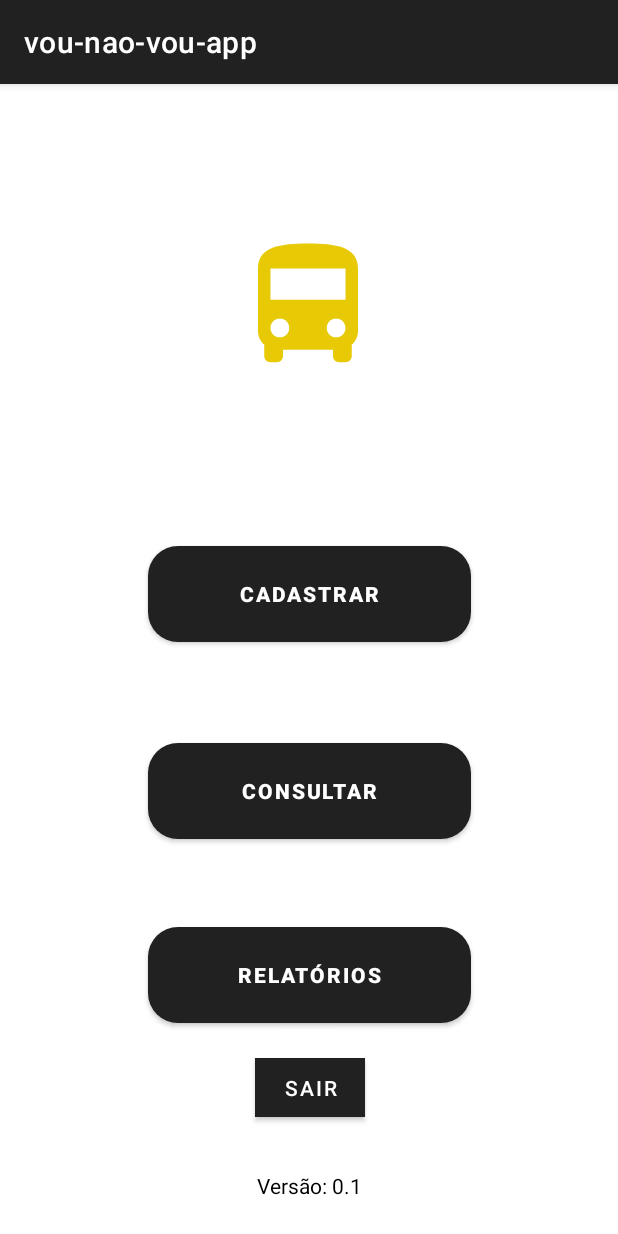
After one commit to pedrohenriqueads/Vou-nao-vou, an Android app: the MainActivity3 screen opened directly, with no data from a screen before it, on a phone screen of 412 x 824 dp. The commit adds this screen. Run offline under Robolectric (Android 15) with nearby library versions, the phone set to English and light mode, and no system bars.

Commit message:
update project java

```diff
--- /dev/null
+++ b/app/src/main/java/com/example/vou_nao_vou_app/MainActivity3.java
@@ -0,0 +1,29 @@
+package com.example.vou_nao_vou_app;
+
+import androidx.appcompat.app.AppCompatActivity;
+
+import android.content.Intent;
+import android.os.Bundle;
+import android.view.View;
+import android.widget.Button;
+
+public class MainActivity3 extends AppCompatActivity {
+
+    private Button botao;
+
+    @Override
+    protected void onCreate(Bundle savedInstanceState) {
+        super.onCreate(savedInstanceState);
+        setContentView(R.layout.activity_main3);
+
+        botao = findViewById(R.id.button_cadastrar);
+
+        botao.setOnClickListener(new View.OnClickListener() {
+            @Override
+            public void onClick(View view) {
+                Intent intent = new Intent(MainActivity3.this,MainActivity4.class);
+                startActivity(intent);
+            }
+        });
+    }
+}
--- a/app/src/main/res/layout/activity_main_tela_home.xml
+++ b/app/src/main/res/layout/activity_main3.xml
@@ -5,7 +5,7 @@
     android:layout_width="match_parent"
     android:layout_height="match_parent"
     android:padding="24dp"
-    tools:context=".MainActivityTelaHome">
+    tools:context=".MainActivity3">
 
     <ImageView
         android:id="@+id/img_logo"
@@ -21,7 +21,7 @@
         app:srcCompat="@drawable/ic_logo_amarela" />
 
     <Button
-        android:id="@+id/button"
+        android:id="@+id/button_cadastrar"
         android:layout_width="215dp"
         android:layout_height="64dp"
         android:layout_marginBottom="20dp"
@@ -79,8 +79,18 @@
         app:layout_constraintLeft_toLeftOf="parent"
         app:layout_constraintRight_toRightOf="parent" />
 
-
-
+    <Button
+        android:id="@+id/button4"
+        android:layout_width="73dp"
+        android:layout_height="39dp"
+        android:background="#FF0000"
+        android:text="Sair"
+        app:layout_constraintBottom_toBottomOf="parent"
+        app:layout_constraintEnd_toEndOf="parent"
+        app:layout_constraintHorizontal_bias="0.502"
+        app:layout_constraintStart_toStartOf="parent"
+        app:layout_constraintTop_toBottomOf="@+id/button3"
+        app:layout_constraintVertical_bias="0.295" />
 
 
 </androidx.constraintlayout.widget.ConstraintLayout>
--- a/app/src/main/res/values/colors.xml
+++ b/app/src/main/res/values/colors.xml
@@ -2,6 +2,7 @@
 <resources>
    <!-- <color name="purple_200">#FFBB86FC</color>-->
     <color name="green">#008000</color>
+    <color name="red">#FF0000</color>
    <!-- <color name="purple_700">#FF3700B3</color>
     <color name="teal_200">#FF03DAC5</color>
     <color name="teal_700">#FF018786</color>-->
--- a/app/src/main/res/values/strings.xml
+++ b/app/src/main/res/values/strings.xml
@@ -1,3 +1,4 @@
 <resources>
     <string name="app_name">vou-nao-vou-app</string>
+
 </resources>
--- a/app/src/main/res/values/themes.xml
+++ b/app/src/main/res/values/themes.xml
@@ -2,9 +2,10 @@
     <!-- Base application theme. -->
     <style name="Theme.Vounaovouapp" parent="Theme.MaterialComponents.DayNight.DarkActionBar">
         <!-- Primary brand color. -->
-        <!--<item name="colorPrimary">@color/purple_500</item>
-        <item name="colorPrimaryVariant">@color/purple_700</item>-->
+        <!--<item name="colorPrimary">@color/red</item>
+        <item name="colorPrimaryVariant">@color/red</item>-->
         <item name="colorOnPrimary">@color/white</item>
+
         <!-- Secondary brand color. -->
         <!--<item name="colorSecondary">@color/teal_200</item>-->
         <!--<item name="colorSecondaryVariant">@color/teal_700</item>-->
```
Also changed, not shown: app/src/main/AndroidManifest.xml (+6 -2 lines), app/src/main/java/com/example/vou_nao_vou_app/MainActivity.kt (deleted, +0 -12 lines), app/src/main/java/com/example/vou_nao_vou_app/MainActivity2.java (added, +29 -0 lines), app/src/main/java/com/example/vou_nao_vou_app/MainActivity4.java (added, +14 -0 lines), app/src/main/java/com/example/vou_nao_vou_app/MainActivityTelaHome.kt (deleted, +0 -11 lines), app/src/main/res/layout-sw600dp/activity_main.xml (deleted, +0 -112 lines), app/src/main/res/layout/activity_main2.xml (renamed from app/src/main/res/layout/activity_main.xml, +5 -4 lines), app/src/main/res/layout/activity_main4.xml (added, +34 -0 lines), app/src/main/res/drawable-hdpi/assento.png (added), app/src/main/res/drawable-mdpi/assento.png (added), app/src/main/res/drawable-xhdpi/assento.png (added), app/src/main/res/drawable-xxhdpi/assento.png (added), app/src/main/res/drawable-xxxhdpi/assento.png (added).
